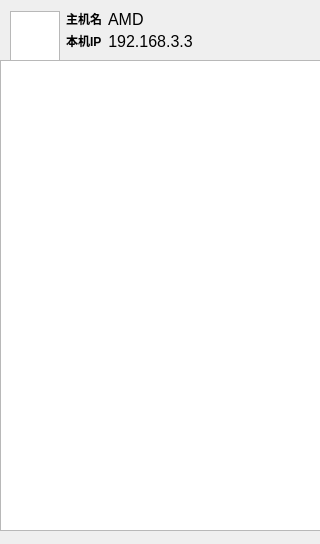
This is woniu.ui in shuzibanshou/woniu as Qt 5 draws it before an edit. The edited form follows.
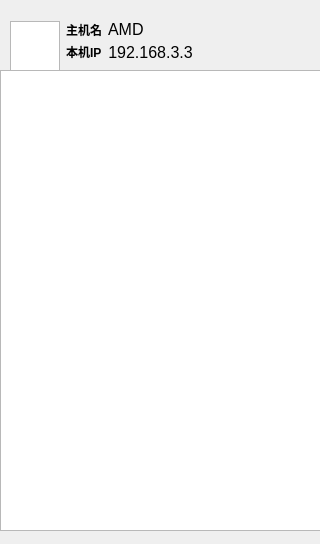
This is the edited form.

```diff
--- a/woniu.ui
+++ b/woniu.ui
@@ -21,9 +21,9 @@
     <property name="geometry">
      <rect>
       <x>0</x>
-      <y>0</y>
+      <y>10</y>
       <width>321</width>
-      <height>60</height>
+      <height>61</height>
      </rect>
     </property>
     <layout class="QHBoxLayout" name="horizontalLayout">
@@ -179,9 +179,9 @@
     <property name="geometry">
      <rect>
       <x>0</x>
-      <y>60</y>
+      <y>70</y>
       <width>321</width>
-      <height>471</height>
+      <height>461</height>
      </rect>
     </property>
    </widget>
```
